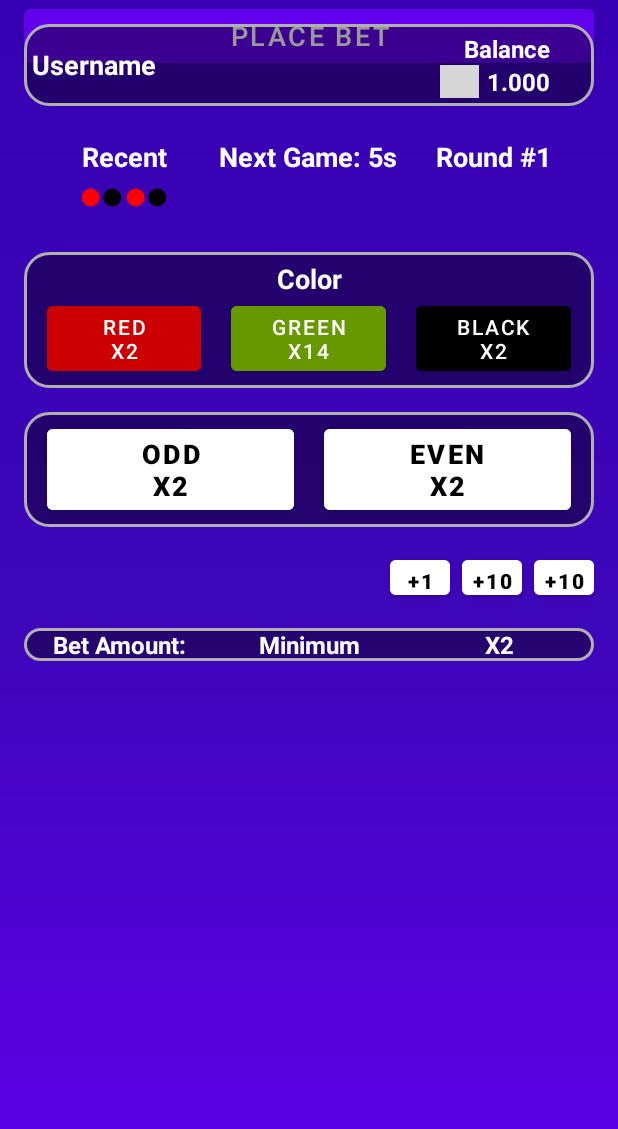
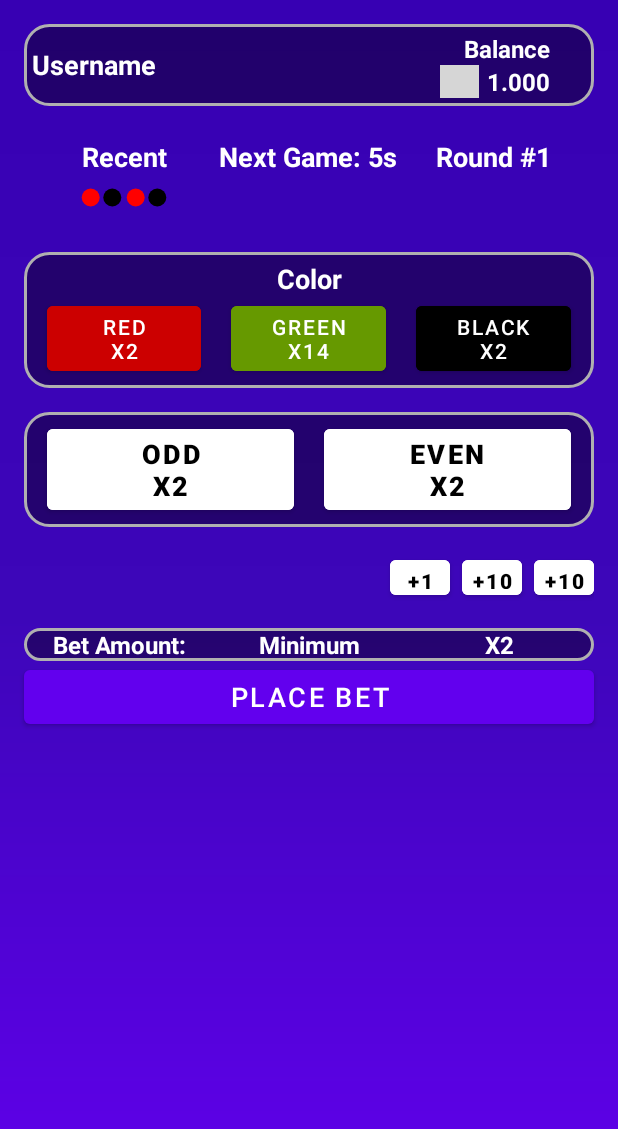
Before and after one commit to JaviFRx/ludopatics, an Android app built with Jetpack Compose: the MainActivity screen opened directly, with no data from a screen before it, on a phone screen of 412 x 824 dp. Shown: the top 1129 px of the screen. Run offline under Robolectric (Android 15) with nearby library versions, the phone set to English and light mode, and no system bars; grey boxes are pictures that could not be loaded.

```diff
--- a/app/src/main/res/layout/activity_main.xml
+++ b/app/src/main/res/layout/activity_main.xml
@@ -382,13 +382,13 @@
         android:layout_width="match_parent"
         android:layout_height="48dp"
         android:layout_marginStart="16dp"
-        android:layout_marginTop="8dp"
         android:layout_marginEnd="16dp"
         android:text="PLACE BET"
         android:textColor="@android:color/white"
         android:textSize="18sp"
         app:layout_constraintEnd_toEndOf="parent"
+        app:layout_constraintHorizontal_bias="0.0"
         app:layout_constraintStart_toStartOf="parent"
-        app:layout_constraintTop_toBottomOf="@+id/quinto" />
+        app:layout_constraintTop_toBottomOf="@+id/quinta" />
 
 </androidx.constraintlayout.widget.ConstraintLayout>
```
